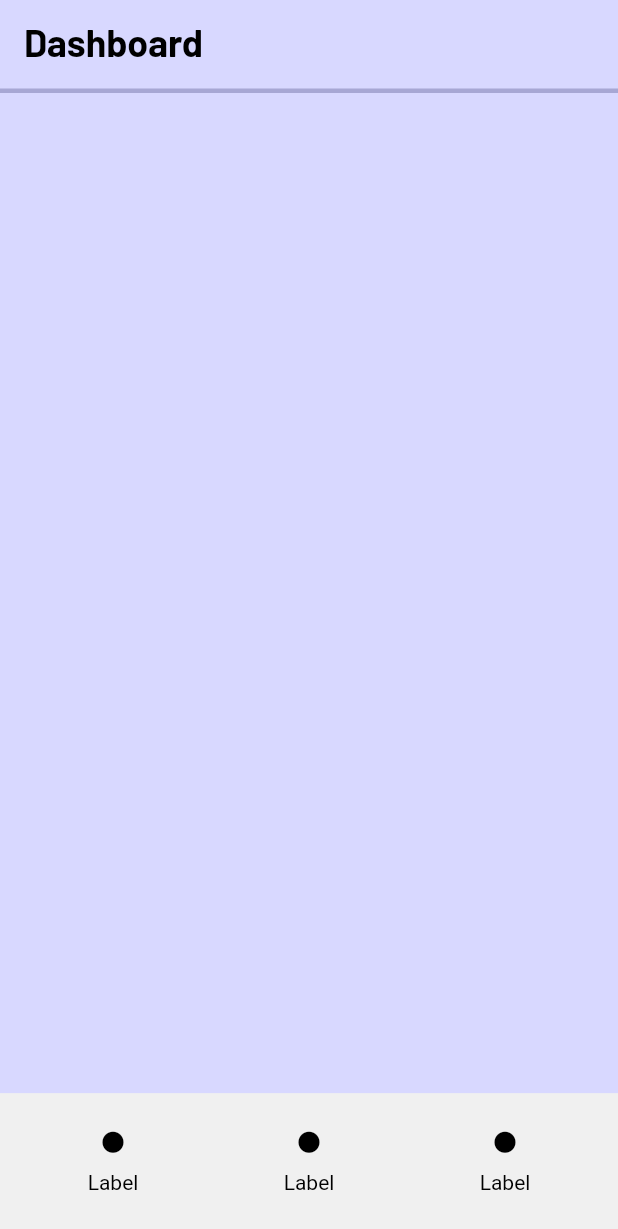
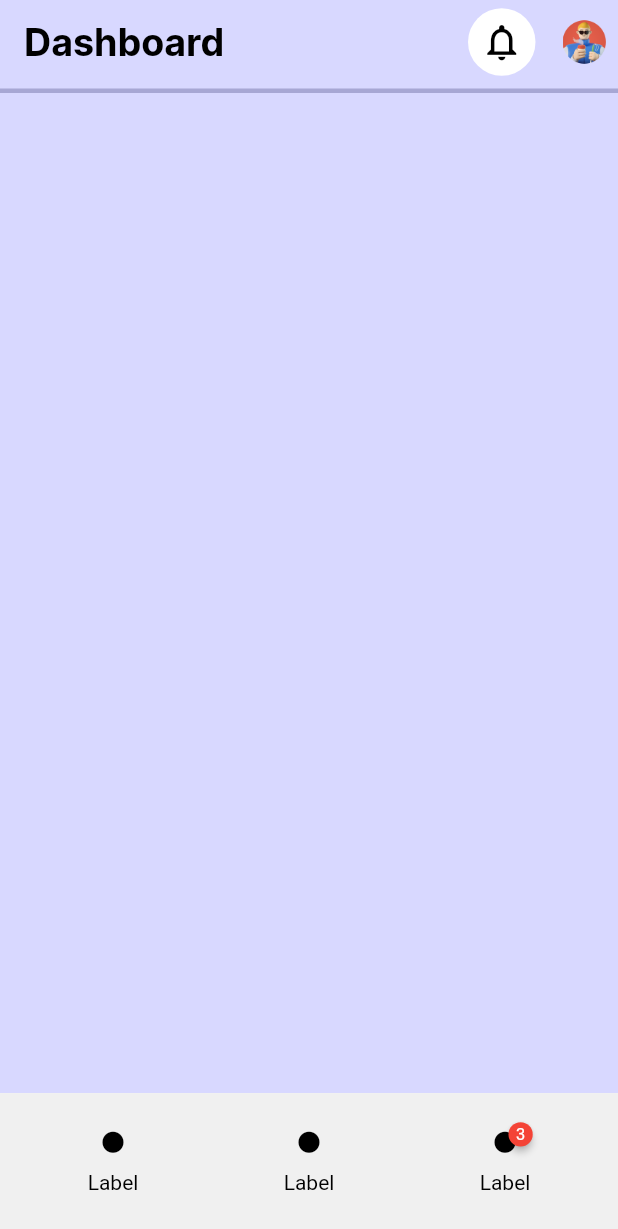
Before and after one commit to UnparallelStudios/Activv, a Flutter app: the Dashboard screen opened directly, on a phone screen of 412 x 824 dp. Shown: the top 1229 px of the screen. Run offline on Flutter 3.47's test engine with Material 2 defaults, Android fonts, the phone set to English and light mode, and no system bars; drawn by our look-alikes of badges.

Commit message:
Profile Icon fix

```diff
--- a/lib/dashboard.dart
+++ b/lib/dashboard.dart
@@ -1,4 +1,5 @@
 import 'package:flutter/material.dart';
+import 'package:badges/badges.dart' as badges;
 
 void main() => runApp(const MaterialApp(
       home: Dashboard(),
@@ -10,16 +11,57 @@ class Dashboard extends StatelessWidget {
   @override
   Widget build(BuildContext context) {
     return Scaffold(
-        backgroundColor: const Color.fromRGBO(216, 216, 255, 1),
         appBar: AppBar(
           title: const Text(
             'Dashboard',
             style: TextStyle(
-              fontFamily: 'Barlow-Bold',
+              fontFamily: 'Inter-Var',
               fontSize: 25.0,
+              fontWeight: FontWeight.bold,
               color: Colors.black,
             ),
           ),
+          actions: <Widget>[
+            Row(
+              children: <Widget>[
+                Container(
+                  alignment: Alignment.center,
+                  height: 45,
+                  width: 45,
+                  decoration: const ShapeDecoration(
+                    color: Colors.white,
+                    shape: CircleBorder(),
+                  ),
+                  child: IconButton(
+                    onPressed: () {},
+                    splashRadius: 0.1,
+                    icon: const Icon(
+                      Icons.notifications_outlined,
+                      color: Colors.black,
+                      size: 29,
+                    ),
+                  ),
+                ),
+                const SizedBox(
+                  width: 10,
+                ),
+                Container(
+                  alignment: Alignment.center,
+                  height: 45,
+                  width: 45,
+                  child: IconButton(
+                    onPressed: () {},
+                    splashRadius: 0.1,
+                    icon: Image.asset(
+                      'assets/3d_avatar_13.png',
+                      height: 100,
+                      width: 100,
+                    ),
+                  ),
+                ),
+              ],
+            )
+          ],
           backgroundColor: const Color.fromRGBO(216, 216, 255, 1),
           bottom: PreferredSize(
               preferredSize: const Size.fromHeight(6.0),
@@ -101,10 +143,19 @@ class Dashboard extends StatelessWidget {
                                 foregroundColor:
                                     const Color.fromARGB(255, 200, 152, 245),
                                 shape: const StadiumBorder()),
-                            child: const Icon(
-                              IconData(0xe105, fontFamily: 'MaterialIcons'),
-                              color: Colors.black,
-                              size: 17,
+                            child: badges.Badge(
+                              badgeContent: const SizedBox(
+                                  child: Center(
+                                child: Text('3',
+                                    style: TextStyle(
+                                        fontSize: 11, color: Colors.white)),
+                              )),
+                              position: badges.BadgePosition.topEnd(),
+                              child: const Icon(
+                                IconData(0xe105, fontFamily: 'MaterialIcons'),
+                                color: Colors.black,
+                                size: 17,
+                              ),
                             ),
                           ),
                           const Text(
```
Also changed, not shown: pubspec.yaml (+11 -0 lines), assets/3d_avatar_13.png (added), assets/3d_avatar_22.png (added), fonts/Inter-VariableFont_slnt,wght.ttf (added), pubspec.lock.
